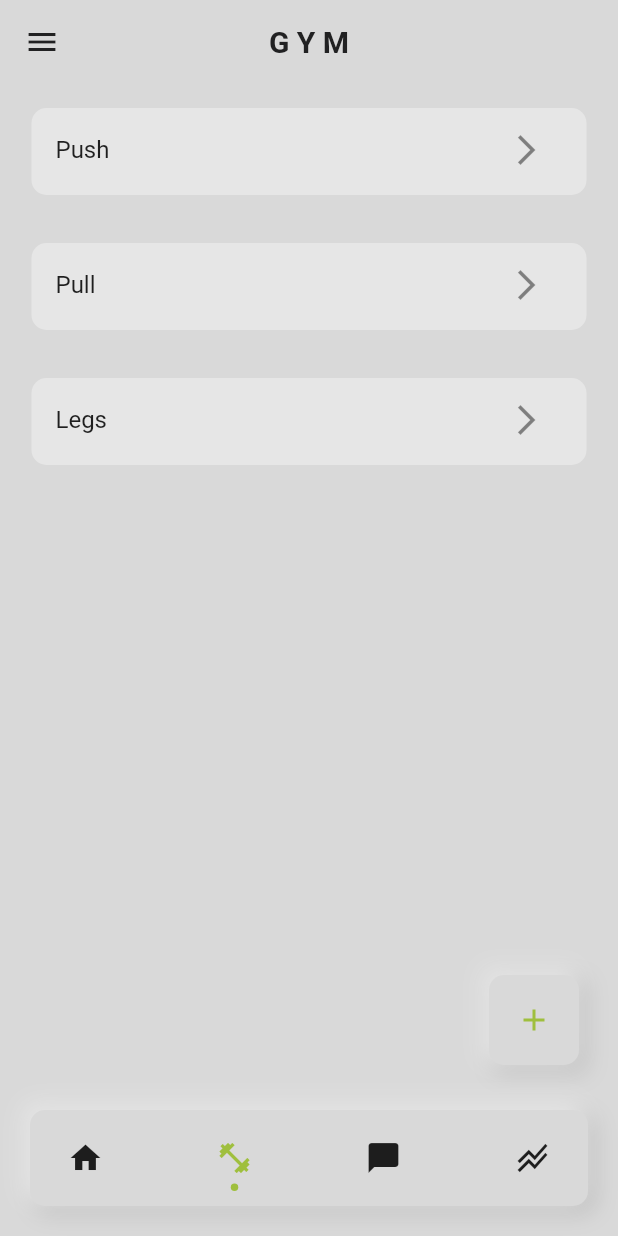
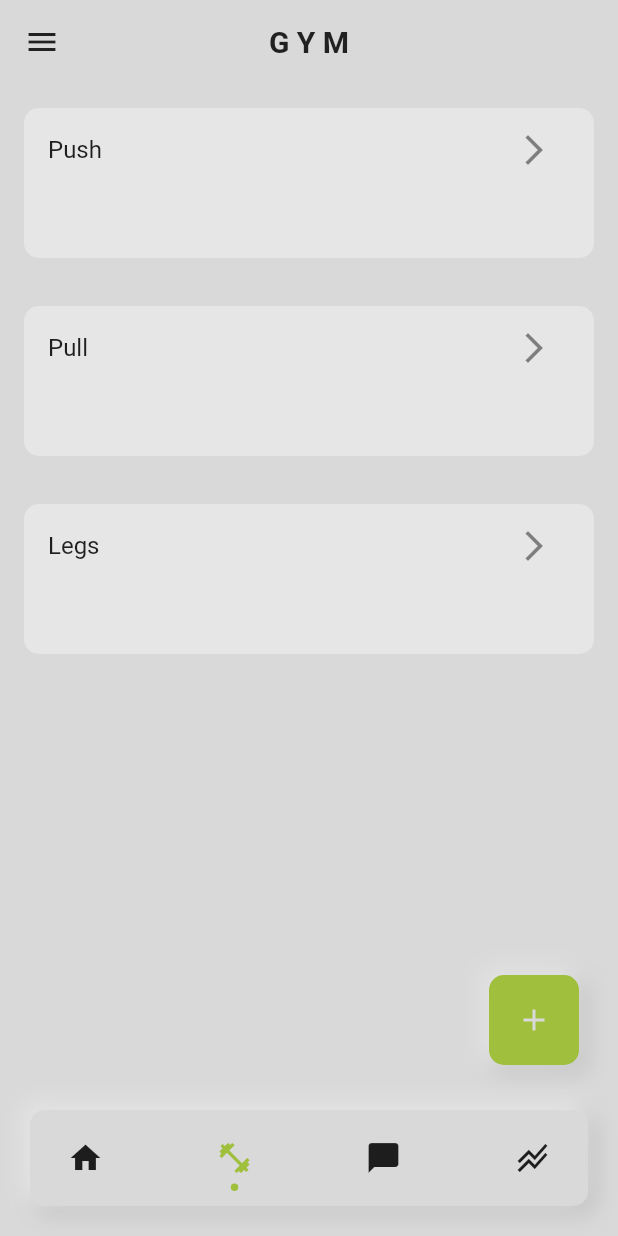
Before and after one commit to AnthonyBeerus/project_kaizen, a Flutter app: the screen it shows after launch, item 2 of the bottom bar chosen, on a phone screen of 412 x 824 dp. Run offline on Flutter 3.47's test engine with Material 2 defaults, Android fonts, the phone set to English and light mode, and no system bars; drawn by our look-alikes of dot_navigation_bar, flutter_slidable, flutter_speed_dial.

Commit message:
wrapped Slidable and listView in card

```diff
--- a/lib/Presentation Layer/pages/workout_screen.dart
+++ b/lib/Presentation Layer/pages/workout_screen.dart
@@ -149,14 +149,10 @@ class _WorkoutScreenState extends State<WorkoutScreen> {
         body: ListView.builder(
           itemCount: value.getWorkoutList().length,
           itemBuilder: (context, index) =>
-            SizedBox(
-              height: 90,
-              child: Padding(
-                padding: const EdgeInsets.symmetric(horizontal: 5.0),
-                child: Card(
+            Card(
               elevation: 0,
-                  child: Padding(
-                    padding: const EdgeInsets.symmetric(horizontal: 0.0,vertical: 0.0),
+              child: SizedBox(
+                height: 100,
                 child: Slidable(
                   startActionPane: ActionPane(
                     motion: const StretchMotion(),
@@ -166,22 +162,14 @@ class _WorkoutScreenState extends State<WorkoutScreen> {
                         topLeft: Radius.circular(10),
                         bottomLeft: Radius.circular(10)
                         ),
-                            onPressed: ((context){
-                            }),
-                            backgroundColor: Colors.amber,
-                            icon: Icons.assistant,
+                        onPressed: ((context) {}),
+                        backgroundColor: Theme.of(context).colorScheme.secondary,
+                        icon: Icons.chat_bubble_outline_rounded,
                       ),
                       SlidableAction(
-                            onPressed: ((context){
-                            }),
-                            backgroundColor:Colors.purpleAccent,
-                            icon: Icons.analytics,
-                          ),
-                          SlidableAction(
-                            onPressed: ((context){
-                            }),
-                            backgroundColor: Colors.lightBlue,
-                            icon: Icons.share,
+                        onPressed: ((context) {}),
+                        backgroundColor: Colors.blueAccent,
+                        icon: Icons.stacked_line_chart_outlined,
                       ),
                     ],
                   ),
@@ -193,14 +181,14 @@ class _WorkoutScreenState extends State<WorkoutScreen> {
                           topRight: Radius.circular(10),
                           bottomRight: Radius.circular(10)
                         ),
-                            onPressed: ((context){
-
-                            }),
+                        onPressed: ((context) {}),
                         backgroundColor: Colors.redAccent,
                         icon: Icons.delete,
                       ),
                     ],
                   ),
+                child: SizedBox(
+                  height: 200,
                   child: ListTile(
                     title: Text(
                       value
@@ -210,7 +198,9 @@ class _WorkoutScreenState extends State<WorkoutScreen> {
                       icon: const Icon(Icons.arrow_forward_ios),
                       onPressed: () =>
                         goToRoutinePage(
-                                value.getWorkoutList()[index].name
+                          value
+                            .getWorkoutList()[index]
+                            .name
                         ),
                     ),
                   ),
@@ -219,8 +209,6 @@ class _WorkoutScreenState extends State<WorkoutScreen> {
             ),
           ),
         ),
-          ),
-
         floatingActionButtonLocation: FloatingActionButtonLocation.endDocked,
         floatingActionButton: SizedBox(
           height: 70,
@@ -251,13 +239,13 @@ class _WorkoutScreenState extends State<WorkoutScreen> {
               ),
               foregroundColor: Theme.of(context).colorScheme.secondary,
               animatedIcon: AnimatedIcons.add_event,
-              backgroundColor: Theme.of(context).colorScheme.background,
+              backgroundColor: Theme.of(context).colorScheme.secondary,
               overlayColor: Theme.of(context).colorScheme.background,
               overlayOpacity: 0.9,
               elevation: 0,
               spaceBetweenChildren: 10,
               animatedIconTheme: IconThemeData(
-                color: Theme.of(context).colorScheme.secondary
+                color: Theme.of(context).colorScheme.background
               ),
               children: [
                 SpeedDialChild(
```
Lines whose indentation alone changed are shown as unchanged.
